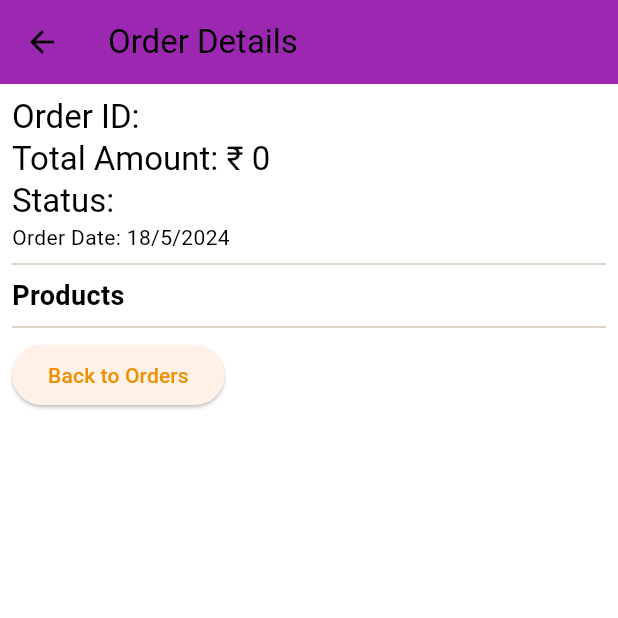
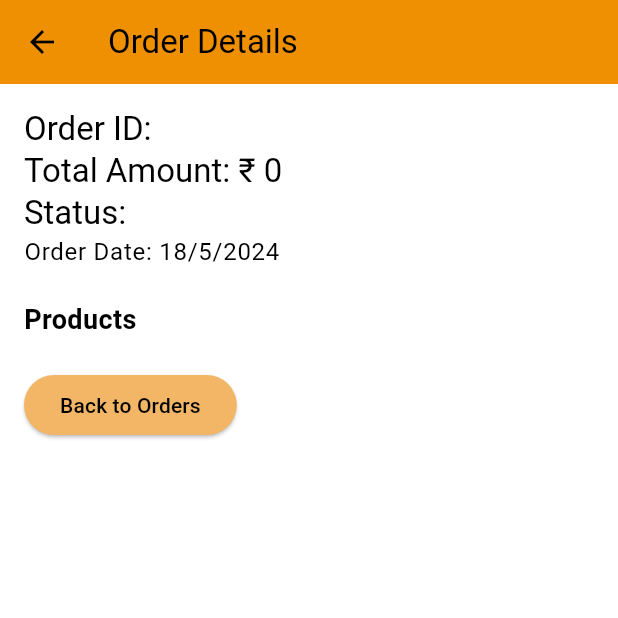
Before and after one commit to THESHIVAM007/e_commerce_app, a Flutter app: the OrderDetailsPage screen opened directly with empty values, on a phone screen of 412 x 824 dp, the top half of it. Run offline on Flutter 3.47's test engine with Material 3 defaults, Android fonts, the phone set to English and light mode, and no system bars; our stand-ins replace cloud_firestore, firebase_auth, firebase_core, flutter_riverpod; accounts and stored records are empty.

Commit message:
UI-updates

```diff
--- a/lib/screen/cartscreen.dart
+++ b/lib/screen/cartscreen.dart
@@ -148,7 +148,7 @@ class _CartScreenState extends ConsumerState<CartScreen> {
                                 },
                                 style: ElevatedButton.styleFrom(
                                   foregroundColor: Colors.white,
-                                  backgroundColor: theme.colorScheme.secondary,
+                                  backgroundColor: theme.colorScheme.primary,
                                 ),
                                 child: const Text('Proceed to Pay'),
                               ),
--- a/lib/screen/orderdetails.dart
+++ b/lib/screen/orderdetails.dart
@@ -9,12 +9,14 @@ class OrderDetailsPage extends StatelessWidget {
 
   @override
   Widget build(BuildContext context) {
+    final theme = Theme.of(context); // Use the theme for consistent styling
     final user = FirebaseAuth.instance.currentUser;
+
     if (user == null) {
       return Scaffold(
         appBar: AppBar(
           title: const Text('Order Details'),
-          backgroundColor: Colors.purple,
+          backgroundColor: theme.colorScheme.primary,
         ),
         body: const Center(child: Text("You are not logged in")),
       );
@@ -23,7 +25,7 @@ class OrderDetailsPage extends StatelessWidget {
     return Scaffold(
       appBar: AppBar(
         title: const Text('Order Details'),
-        backgroundColor: Colors.purple,
+        backgroundColor: theme.colorScheme.primary,
       ),
       body: FutureBuilder<DocumentSnapshot>(
         future: FirebaseFirestore.instance
@@ -37,59 +39,43 @@ class OrderDetailsPage extends StatelessWidget {
             return const Center(child: CircularProgressIndicator());
           }
           if (snapshot.hasError) {
-            return const Center(child: Text('Error loading order details'));
+            return Center(child: Text('Error loading order details', style: theme.textTheme.titleLarge));
           }
           if (!snapshot.hasData || snapshot.data!.data() == null) {
             return const Center(child: Text('No order found'));
           }
 
-          var orderData = snapshot.data!.data() as Map<String, dynamic>?; // Safe cast as nullable Map
-          if (orderData == null) { // Additional null check
+          var orderData = snapshot.data!.data() as Map<String, dynamic>?;
+          if (orderData == null) {
             return const Center(child: Text('Order data is not available'));
           }
 
           var products = List<Map<String, dynamic>>.from(orderData['products'] as List<dynamic>);
 
           return SingleChildScrollView(
-            child: Padding(
-              padding: const EdgeInsets.all(8.0),
+            padding: const EdgeInsets.all(16.0),
             child: Column(
               crossAxisAlignment: CrossAxisAlignment.start,
               children: <Widget>[
-                  Text('Order ID: ${snapshot.data!.id}', style: Theme.of(context).textTheme.titleLarge),
-                  Text('Total Amount: ₹ ${orderData['totalAmount']}', style: Theme.of(context).textTheme.titleLarge),
-                  Text('Status: ${orderData['orderStatus']}', style: Theme.of(context).textTheme.titleLarge),
-                  Text('Order Date: ${TimestampToDate(orderData['orderDate'] as Timestamp)}', ),
-                  const Divider(),
+                Text('Order ID: ${snapshot.data!.id}', style: theme.textTheme.titleLarge),
+                Text('Total Amount: ₹ ${orderData['totalAmount']}', style: theme.textTheme.titleLarge),
+                Text('Status: ${orderData['orderStatus']}', style: theme.textTheme.titleLarge),
+                Text('Order Date: ${TimestampToDate(orderData['orderDate'] as Timestamp)}', style: theme.textTheme.bodyLarge),
+                const SizedBox(height: 20),
                 const Text('Products', style: TextStyle(fontWeight: FontWeight.bold, fontSize: 18)),
-                  ListView.builder(
-                    shrinkWrap: true,
-                    physics: const NeverScrollableScrollPhysics(),
-                    itemCount: products.length,
-                    itemBuilder: (context, index) {
-                      return ListTile(
-                        title: Text(products[index]['name']),
-                        subtitle: Column(
-                          crossAxisAlignment: CrossAxisAlignment.start,
-                          children: [
-                            Text('Description: ${products[index]['description']}'),
-                            Text('Quantity: ${products[index]['qty']}'),
-                          ],
-                        ),
-                        trailing: Text('₹ ${products[index]['price']}'),
-                        leading: Image.network(products[index]['imageUrl'], width: 50, fit: BoxFit.cover),
-                      );
-                    },
-                  ),
-                  const Divider(),
+                ...products.map((product) => ListTile(
+                  title: Text(product['name'], style: theme.textTheme.titleMedium),
+                  subtitle: Text('Quantity: ${product['qty']} x ₹${product['price']} each', style: theme.textTheme.titleMedium),
+                  leading: Image.network(product['imageUrl'], width: 50, height: 50, fit: BoxFit.cover),
+                  isThreeLine: true,
+                )).toList(),
+                const SizedBox(height: 20),
                 ElevatedButton(
-                    onPressed: () {
-                      Navigator.pop(context); // Go back to previous screen
-                    },
+                  style: ElevatedButton.styleFrom(backgroundColor: theme.colorScheme.secondary,foregroundColor: theme.colorScheme.onSurface),
+                  onPressed: () => Navigator.pop(context), // Go back to previous screen
                   child: const Text('Back to Orders'),
                 ),
               ],
-              ),
             ),
           );
         },
@@ -101,5 +87,4 @@ class OrderDetailsPage extends StatelessWidget {
     DateTime date = timestamp.toDate(); // Convert Firestore Timestamp to DateTime
     return "${date.day}/${date.month}/${date.year}"; // Customize this format as needed
   }
-
 }
```
Also changed, not shown: lib/screen/checkoutpage.dart (+69 -71 lines), lib/screen/myorders.dart (+27 -19 lines). Lines whose indentation alone changed are shown as unchanged.
